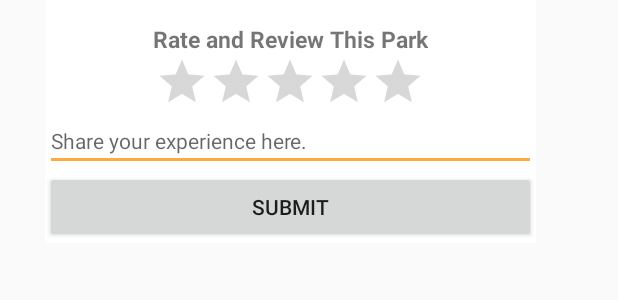
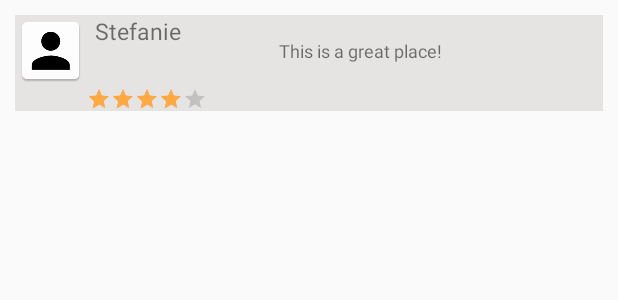
Before and after one commit to sup246/ParkPal, an Android app: the layout park_review_layout.xml on its own in the app's theme, with its tools: preview values and no code run, on a phone screen of 412 x 824 dp. Shown: the top 300 px of the screen. Run offline under Robolectric (Android 15) with nearby library versions, the phone set to English and light mode, and no system bars.

Commit message:
Starting to move reviews into expandable list. Fix for if we can't get weather, don't crash

```diff
--- a/app/src/main/java/com/psu/sweng500/team4/parkpal/AddParkReviewActivity.java
+++ b/app/src/main/java/com/psu/sweng500/team4/parkpal/AddParkReviewActivity.java
@@ -7,16 +7,12 @@ import android.support.v7.app.AppCompatActivity;
 import android.view.View;
 import android.widget.Button;
 import android.widget.EditText;
-import android.widget.ProgressBar;
 import android.widget.RatingBar;
 
 import com.psu.sweng500.team4.parkpal.Models.Location;
 import com.psu.sweng500.team4.parkpal.Models.User;
 import com.psu.sweng500.team4.parkpal.Queries.AsyncResponse;
-import com.psu.sweng500.team4.parkpal.Queries.ParkAlertsInsertTask;
 import com.psu.sweng500.team4.parkpal.Queries.ParkRatingInsertTask;
-
-import java.util.Date;
 
 /**
  * Created by Stefanie Gjorven on 7/29/2017.
@@ -27,7 +23,7 @@ public class AddParkReviewActivity extends AppCompatActivity {
     @Override
     protected void onCreate(@Nullable Bundle savedInstanceState) {
         super.onCreate(savedInstanceState);
-        setContentView(R.layout.park_review_layout);
+        setContentView(R.layout.activity_add_park_review);
 
         final Location location = (Location) getIntent().getSerializableExtra("Location");
         final User currentUser = (User) getIntent().getSerializableExtra("User");
--- a/app/src/main/java/com/psu/sweng500/team4/parkpal/RecommendationListAdapter.java
+++ b/app/src/main/java/com/psu/sweng500/team4/parkpal/RecommendationListAdapter.java
@@ -87,7 +87,9 @@ public class RecommendationListAdapter extends BaseAdapter implements View.OnCli
 
                 iv.setImageDrawable(weatherService.getWeatherIcon());
 
-                tvCurrentTemp.setText(weather.getPrettyTempstring());
+                if (weather != null) {
+                    tvCurrentTemp.setText(weather.getPrettyTempstring());
+                }
             }
         });
 
--- a/app/src/main/res/layout/park_review_layout.xml
+++ b/app/src/main/res/layout/park_review_layout.xml
@@ -1,50 +1,57 @@
 <?xml version="1.0" encoding="utf-8"?>
 <LinearLayout xmlns:android="http://schemas.android.com/apk/res/android"
-    android:id="@+id/Review"
+    xmlns:app="http://schemas.android.com/apk/res-auto"
+    android:orientation="vertical" android:layout_width="match_parent"
+    android:layout_height="match_parent"
+    android:padding="10dp">
+
+    <LinearLayout
+        android:id="@+id/ratingId"
+        android:layout_width="match_parent"
+        android:layout_height="wrap_content"
+        android:background="@color/grey"
+        android:orientation="horizontal"
+        android:weightSum="1">
+
+        <LinearLayout
             android:layout_width="wrap_content"
             android:layout_height="wrap_content"
-    android:layout_marginLeft="30dp"
-    android:background="@color/white"
             android:orientation="vertical">
 
-
             <TextView
-        android:id="@+id/tvReview"
+                android:id="@+id/ratingUsername"
                 android:layout_width="wrap_content"
                 android:layout_height="wrap_content"
-        android:layout_marginTop="15dp"
-        android:layout_gravity="center"
-        android:text="Rate and Review This Park"
-        android:textStyle="bold"
+                android:drawableLeft="@mipmap/ic_profile"
+                android:drawablePadding="5dp"
+                android:text="Stefanie"
                 android:textSize="15sp" />
 
             <RatingBar
-        android:id="@+id/addRatingBar"
-        style="@android:style/Widget.DeviceDefault.Light.RatingBar.Indicator"
+                android:id="@+id/reviewRatingBar"
+                style="@style/Widget.AppCompat.RatingBar.Small"
                 android:layout_width="wrap_content"
-        android:layout_height="37dp"
-        android:layout_gravity="center"
-        android:clickable="true"
-        android:contextClickable="true"
-        android:isIndicator="false"
+                android:layout_height="wrap_content"
+                android:layout_alignParentLeft="true"
+                android:layout_alignParentStart="true"
+                android:layout_centerVertical="true"
+                android:layout_gravity="left"
+                android:layout_marginLeft="48dp"
+                android:layout_marginStart="48dp"
+                android:isIndicator="true"
                 android:numStars="5"
-        android:stepSize="0.5" />
+                android:rating="4"
+                android:stepSize=".5" />
+        </LinearLayout>
 
-
-    <EditText
-        android:id="@+id/addReviewTxt"
-        android:layout_width="327dp"
+        <TextView
+            android:id="@+id/reviewComment"
+            android:layout_width="wrap_content"
             android:layout_height="wrap_content"
-        android:layout_gravity="center"
-        android:ems="10"
-        android:inputType="textMultiLine"
-        android:hint="Share your experience here."
-        android:textAppearance="@style/TextAppearance.AppCompat.Body1" />
-
-    <Button
-        android:id="@+id/btSubmitReview"
-        android:layout_width="match_parent"
-        android:layout_height="wrap_content"
-        android:text="Submit" />
-
+            android:layout_below="@id/reviewRatingBar"
+            android:layout_marginLeft="48dp"
+            android:paddingTop="15dp"
+            android:text="This is a great place!"
+            android:textSize="12sp" />
     </LinearLayout>
+</LinearLayout>
```
Also changed, not shown: app/src/main/java/com/psu/sweng500/team4/parkpal/ExpandableListAdapter.java (+26 -0 lines), app/src/main/java/com/psu/sweng500/team4/parkpal/ParkDetails.java (+56 -42 lines), app/src/main/res/layout/activity_add_park_review.xml (added, +50 -0 lines), app/src/main/res/layout/activity_park_details.xml (+4 -4 lines). Lines whose indentation alone changed are shown as unchanged.
